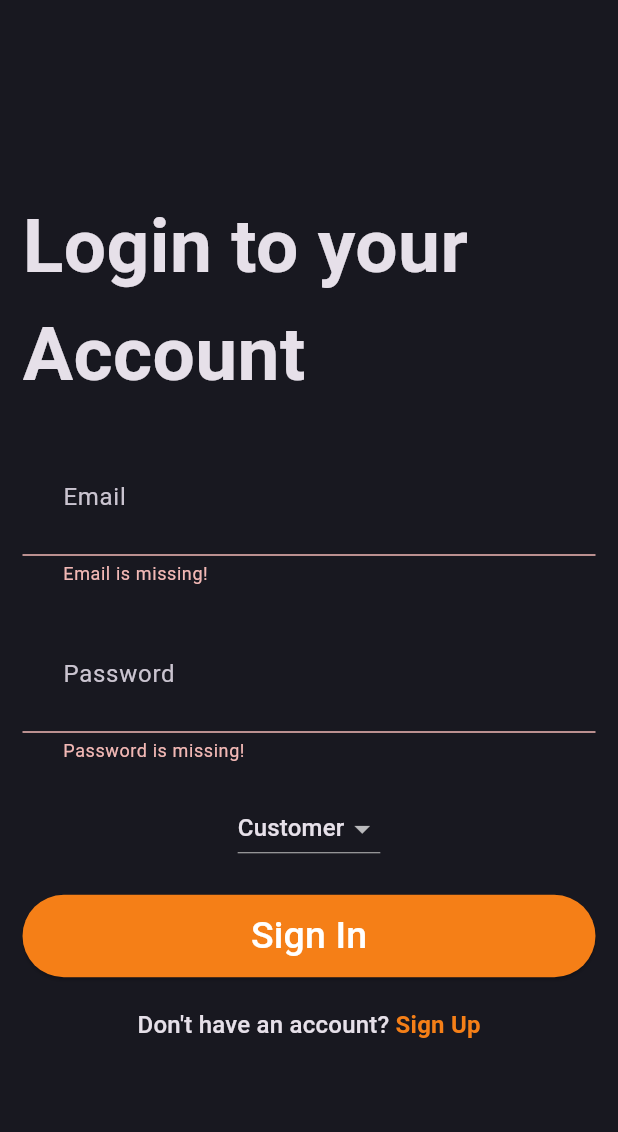
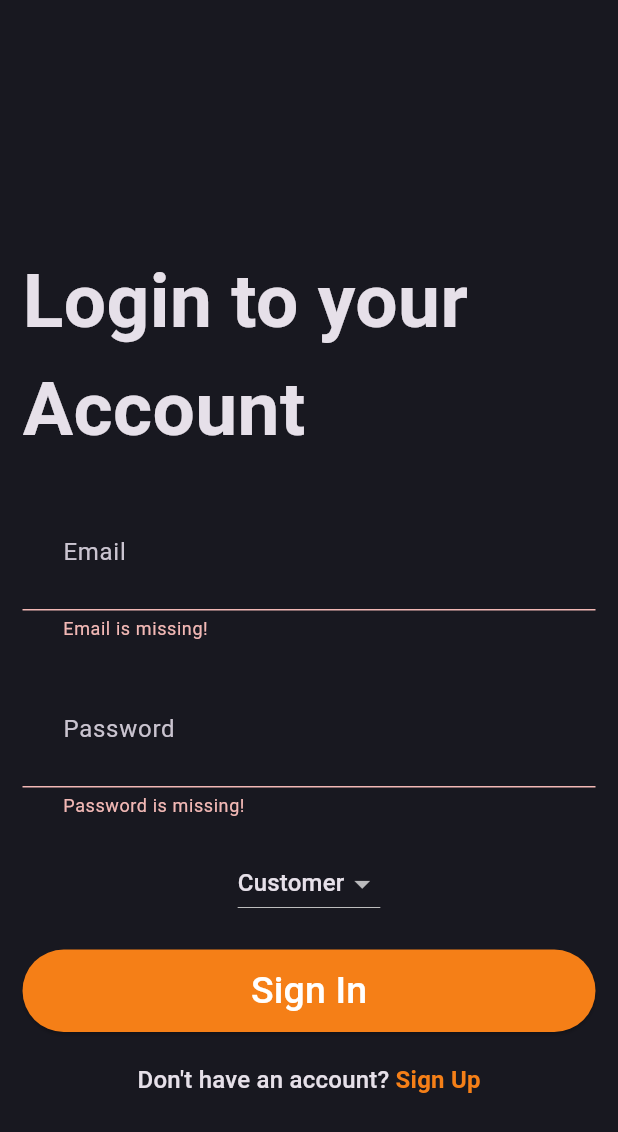
Before and after one commit to DeybFckers/CarRental_AppDev, a Flutter app: the screen it shows after launch, after a tap on "Sign In", on a phone screen of 412 x 824 dp. Shown: the top 1132 px of the screen. Run offline on Flutter 3.47's test engine with Material 3 defaults, Android fonts, the phone set to English and light mode, and no system bars; our stand-ins replace flutter_rating_bar, fluttertoast, font_awesome_flutter, get, iconsax, velocity_x.

Commit message:
WAR IS OVERRRRRRR

```diff
--- a/lib/consts/ReuseableClass.dart
+++ b/lib/consts/ReuseableClass.dart
@@ -37,9 +37,9 @@ class AuthField extends StatelessWidget {
         }
 
         if (hintText == "Contacts") {
-          final digitsOnly = RegExp(r'^\d+$');
+          final digitsOnly = RegExp(r'^\d{11}$');
           if (!digitsOnly.hasMatch(value)) {
-            return "Enter your valid contact number";
+            return "Contact number must be exactly 11 digits";
           }
         }
 
--- a/lib/pages/login_page.dart
+++ b/lib/pages/login_page.dart
@@ -86,6 +86,9 @@ class _LoginPageState extends State<LoginPage> {
         padding: const EdgeInsets.all(15.0),
         child: Form(
           key: formKey,
+          child: SingleChildScrollView(
+            child: Padding(
+              padding: const EdgeInsets.only(top: 150),
               child: Column(
                 mainAxisAlignment: MainAxisAlignment.center,
                 children: [
@@ -166,6 +169,8 @@ class _LoginPageState extends State<LoginPage> {
               ),
             ),
           ),
+        ),
+      ),
     );
   }
 }
--- a/lib/pages/signup_page.dart
+++ b/lib/pages/signup_page.dart
@@ -101,6 +101,9 @@ class _SignupPageState extends State<SignupPage> {
         padding: const EdgeInsets.all(15.0),
         child: Form(
           key: formKey,
+          child: SingleChildScrollView(
+            child: Padding(
+              padding: const EdgeInsets.only(top: 50),
               child: Column(
                 mainAxisAlignment: MainAxisAlignment.center,
                 children: [
@@ -183,6 +186,8 @@ class _SignupPageState extends State<SignupPage> {
                 ],
               ),
             ),
+          ),
+        ),
       )
     );
   }
```
Lines whose indentation alone changed are shown as unchanged.
